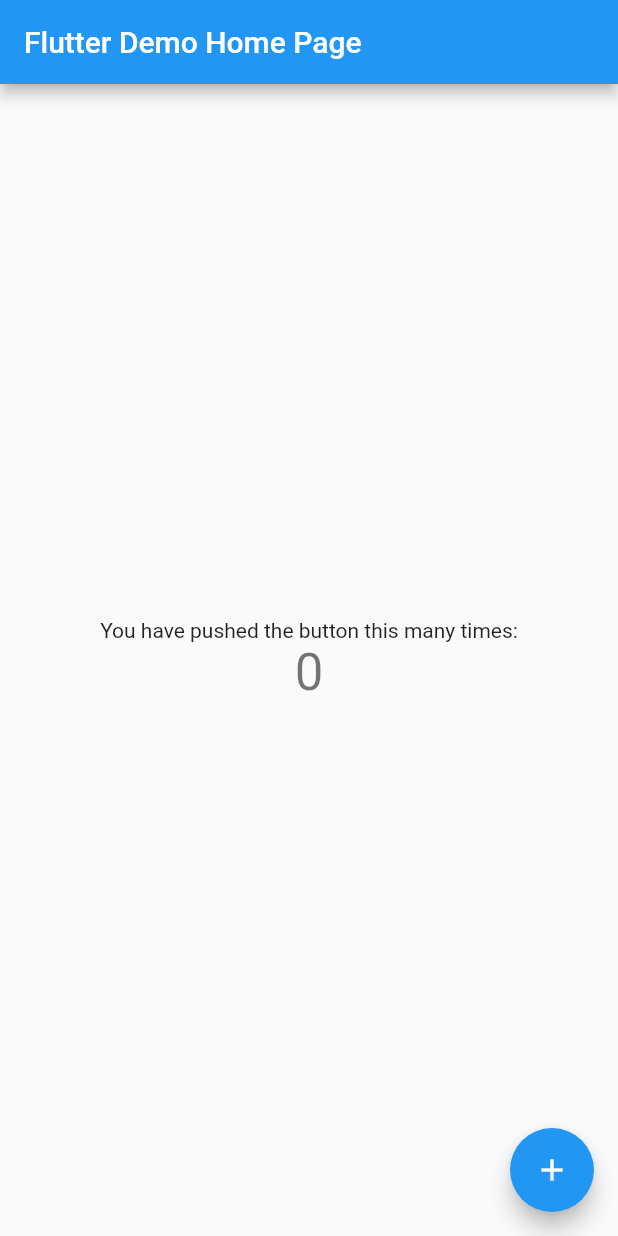
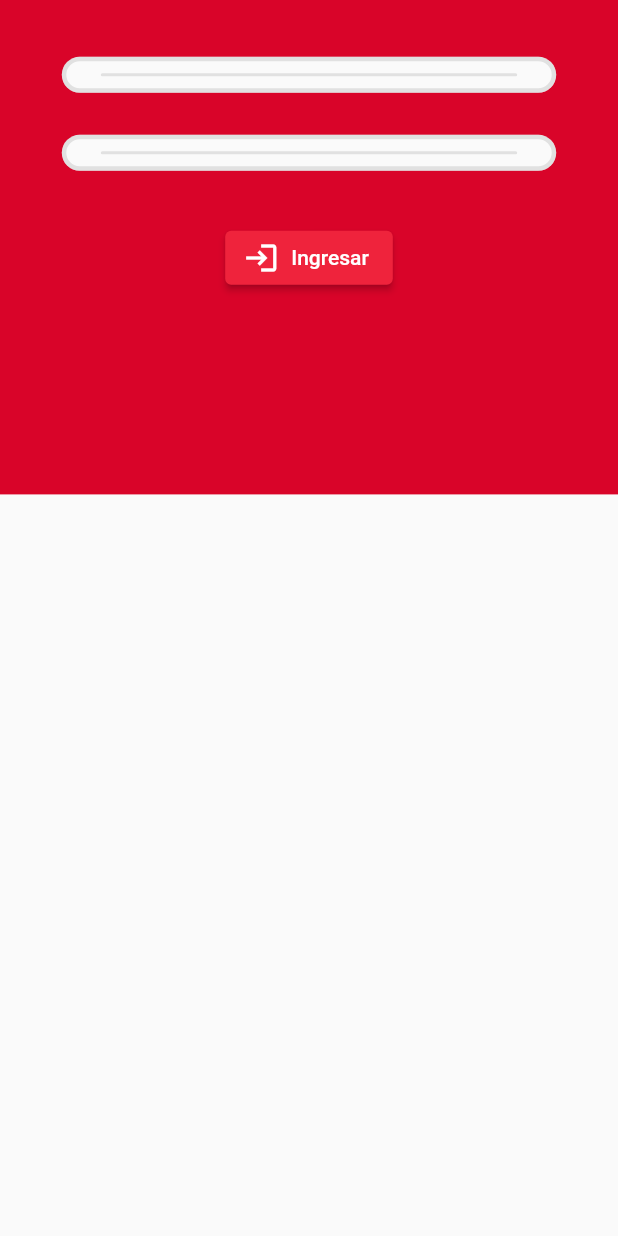
Before and after one commit to fausto1andino/lchat, a Flutter app: the screen it shows after launch, on a phone screen of 412 x 824 dp. Run offline on Flutter 3.47's test engine with Material 2 defaults, Android fonts, the phone set to English and light mode, and no system bars; our stand-ins replace file_picker, flutter_chat_types, flutter_chat_ui, flutter_screenutil, image_picker, shared_preferences.

Commit message:
proyetos unidos

```diff
--- a/lib/main.dart
+++ b/lib/main.dart
@@ -1,115 +1,59 @@
 import 'package:flutter/material.dart';
+import 'package:flutter_screenutil/flutter_screenutil.dart';
+import 'package:lchat_rp/src/page/chat_page.dart';
+import 'package:lchat_rp/src/page/login_page.dart';
+import 'package:lchat_rp/src/provider/main_provider.dart';
+import 'package:lchat_rp/src/theme/theme_data.dart';
+import 'package:provider/provider.dart';
 
 void main() {
-  runApp(const MyApp());
+  runApp(
+    MultiProvider(
+      providers: [
+        ChangeNotifierProvider(create: (_) => MainProvider()),
+      ],
+      child: const MyApp(),
+    ),
+  );
 }
 
-class MyApp extends StatelessWidget {
+class MyApp extends StatefulWidget {
   const MyApp({Key? key}) : super(key: key);
 
+  @override
+  State<MyApp> createState() => _MyAppState();
+}
+
+class _MyAppState extends State<MyApp> {
   // This widget is the root of your application.
   @override
   Widget build(BuildContext context) {
-    return MaterialApp(
-      title: 'Flutter Demo',
-      theme: ThemeData(
-        // This is the theme of your application.
-        //
-        // Try running your application with "flutter run". You'll see the
-        // application has a blue toolbar. Then, without quitting the app, try
-        // changing the primarySwatch below to Colors.green and then invoke
-        // "hot reload" (press "r" in the console where you ran "flutter run",
-        // or simply save your changes to "hot reload" in a Flutter IDE).
-        // Notice that the counter didn't reset back to zero; the application
-        // is not restarted.
-        primarySwatch: Colors.blue,
-      ),
-      home: const MyHomePage(title: 'Flutter Demo Home Page'),
-    );
+    final mainProvider = Provider.of<MainProvider>(context);
+    return FutureBuilder<bool>(
+        future: mainProvider.getPreferences(),
+        builder: (context, snapshot) {
+          if (snapshot.hasData) {
+            try {
+              return MaterialApp(
+                  debugShowCheckedModeBanner: false,
+                  title: 'Flutter Demo',
+                  theme: AppTheme.themeData(mainProvider.mode).copyWith(
+                      pageTransitionsTheme: const PageTransitionsTheme(
+                    builders: <TargetPlatform, PageTransitionsBuilder>{
+                      TargetPlatform.android: ZoomPageTransitionsBuilder(),
+                    },
+                  )),
+                  home: mainProvider.token == ""
+                      ? const LoginPage()
+                      : ChatPage(
+                          token: mainProvider.token,
+                        ));
+            } catch (e) {
+              //print(e)
+            }
+          }
+          return const SizedBox.square(
+              dimension: 100.0, child: CircularProgressIndicator());
+        });
   }
 }
-
-class MyHomePage extends StatefulWidget {
-  const MyHomePage({Key? key, required this.title}) : super(key: key);
-
-  // This widget is the home page of your application. It is stateful, meaning
-  // that it has a State object (defined below) that contains fields that affect
-  // how it looks.
-
-  // This class is the configuration for the state. It holds the values (in this
-  // case the title) provided by the parent (in this case the App widget) and
-  // used by the build method of the State. Fields in a Widget subclass are
-  // always marked "final".
-
-  final String title;
-
-  @override
-  State<MyHomePage> createState() => _MyHomePageState();
-}
-
-class _MyHomePageState extends State<MyHomePage> {
-  int _counter = 0;
-
-  void _incrementCounter() {
-    setState(() {
-      // This call to setState tells the Flutter framework that something has
-      // changed in this State, which causes it to rerun the build method below
-      // so that the display can reflect the updated values. If we changed
-      // _counter without calling setState(), then the build method would not be
-      // called again, and so nothing would appear to happen.
-      _counter++;
-    });
-  }
-
-  @override
-  Widget build(BuildContext context) {
-    // This method is rerun every time setState is called, for instance as done
-    // by the _incrementCounter method above.
-    //
-    // The Flutter framework has been optimized to make rerunning build methods
-    // fast, so that you can just rebuild anything that needs updating rather
-    // than having to individually change instances of widgets.
-    return Scaffold(
-      appBar: AppBar(
-        // Here we take the value from the MyHomePage object that was created by
-        // the App.build method, and use it to set our appbar title.
-        title: Text(widget.title),
-      ),
-      body: Center(
-        // Center is a layout widget. It takes a single child and positions it
-        // in the middle of the parent.
-        child: Column(
-          // Column is also a layout widget. It takes a list of children and
-          // arranges them vertically. By default, it sizes itself to fit its
-          // children horizontally, and tries to be as tall as its parent.
-          //
-          // Invoke "debug painting" (press "p" in the console, choose the
-          // "Toggle Debug Paint" action from the Flutter Inspector in Android
-          // Studio, or the "Toggle Debug Paint" command in Visual Studio Code)
-          // to see the wireframe for each widget.
-          //
-          // Column has various properties to control how it sizes itself and
-          // how it positions its children. Here we use mainAxisAlignment to
-          // center the children vertically; the main axis here is the vertical
-          // axis because Columns are vertical (the cross axis would be
-          // horizontal).
-          mainAxisAlignment: MainAxisAlignment.center,
-          children: <Widget>[
-            const Text(
-              'You have pushed the button this many times:',
-            ),
-            Text(
-              '$_counter',
-              style: Theme.of(context).textTheme.headline4,
-            ),
-          ],
-        ),
-      ),
-      floatingActionButton: FloatingActionButton(
-        onPressed: _incrementCounter,
-        tooltip: 'Increment',
-        child: const Icon(Icons.add),
-      ), // This trailing comma makes auto-formatting nicer for build methods.
-    );
-  }
-}
--- /dev/null
+++ b/lib/src/page/login_page.dart
@@ -0,0 +1,115 @@
+import 'package:flutter/services.dart';
+import 'package:flutter/material.dart';
+import 'package:lchat_rp/src/page/chat_page.dart';
+import 'package:provider/provider.dart';
+import 'package:flutter_screenutil/flutter_screenutil.dart';
+import 'package:lchat_rp/src/provider/main_provider.dart';
+
+final TextEditingController _emailController =
+    TextEditingController(); //Contenido de la caja de texto
+final TextEditingController _passwordController = TextEditingController();
+
+class LoginPage extends StatefulWidget {
+  const LoginPage({Key? key}) : super(key: key);
+
+  @override
+  State<LoginPage> createState() => _LoginPageState();
+}
+
+class _LoginPageState extends State<LoginPage> {
+  bool _obscureText = true;
+  String? _token; // Logeo
+  @override
+  Widget build(BuildContext context) {
+    final size = MediaQuery.of(context).size;
+    return SafeArea(
+        child: Scaffold(
+      body: Stack(children: [
+        Container(
+          color: Theme.of(context).primaryColorDark,
+          height: size.height * 0.4,
+        ),
+        SingleChildScrollView(
+            child: Center(
+                child: SizedBox(
+          width: size.width * 0.9,
+          child: Column(mainAxisSize: MainAxisSize.min, children: [
+            SafeArea(child: Container(height: 20.h)),
+            inputDecoration(
+              size,
+              context,
+              TextField(
+                  controller: _emailController,
+                  keyboardType: TextInputType.emailAddress,
+                  decoration: const InputDecoration(
+                      icon: Icon(Icons.email),
+                      hintText: 'usuario@cinema.com',
+                      labelText: 'Correo electrónico')),
+            ),
+            inputDecoration(
+                size,
+                context,
+                TextField(
+                  controller: _passwordController,
+                  keyboardType: TextInputType.visiblePassword,
+                  obscureText: _obscureText,
+                  decoration: InputDecoration(
+                    suffixIcon: IconButton(
+                        onPressed: () {
+                          _obscureText = !_obscureText;
+                          setState(() {});
+                        },
+                        icon: _obscureText
+                            ? const Icon(Icons.visibility)
+                            : const Icon(Icons.visibility_off)),
+                    icon: const Icon(Icons.lock_outline),
+                    labelText: 'Contraseña',
+                  ),
+                )),
+            Padding(
+              padding: const EdgeInsets.symmetric(vertical: 20.0),
+              child: ElevatedButton.icon(
+                  onPressed: () async {
+                    final mainProvider =
+                        Provider.of<MainProvider>(context, listen: false);
+
+                    _token = "usr1";
+                    mainProvider.token = _token!;
+                    await Navigator.push(
+                        context,
+                        MaterialPageRoute(
+                            builder: (context) => ChatPage(token: _token!)));
+                    setState(() {});
+                  },
+                  icon: const Icon(Icons.login),
+                  label: const Text("Ingresar")),
+            ),
+          ]),
+        )))
+      ]),
+    ));
+  }
+
+  Widget inputDecoration(Size size, BuildContext context, Widget textfield) {
+    final sizeinput = MediaQuery.of(context).size;
+    return Container(
+      margin: const EdgeInsets.symmetric(horizontal: 4.0, vertical: 14.0),
+      padding: const EdgeInsets.symmetric(horizontal: 15.0),
+      width: sizeinput.width * .80,
+      decoration: BoxDecoration(
+          color: Theme.of(context).scaffoldBackgroundColor,
+          borderRadius: BorderRadius.circular(25.0),
+          border:
+              Border.all(width: 3.0, color: Theme.of(context).highlightColor)),
+      child: Padding(
+        padding: const EdgeInsets.all(8.0),
+        child: Container(
+            decoration: BoxDecoration(
+                color: Theme.of(context).scaffoldBackgroundColor,
+                borderRadius: BorderRadius.circular(15.0),
+                border: Border.all(
+                    width: 1.0, color: Theme.of(context).highlightColor))),
+      ),
+    );
+  }
+}
--- /dev/null
+++ b/lib/src/provider/main_provider.dart
@@ -0,0 +1,42 @@
+import 'package:flutter/material.dart';
+import 'package:shared_preferences/shared_preferences.dart';
+
+class MainProvider extends ChangeNotifier {
+  bool _mode = false;
+  String _token = "";
+
+  bool get mode {
+    return _mode;
+  }
+
+  set mode(bool value) {
+    _mode = value;
+    notifyListeners();
+  }
+
+  String get token {
+    return _token;
+  }
+
+  set token(String newToken) {
+    updateToken(newToken);
+    _token = newToken;
+    notifyListeners();
+  }
+
+  Future<bool> getPreferences() async {
+    try {
+      SharedPreferences prefs = await SharedPreferences.getInstance();
+      _mode = prefs.getBool("mode") ?? true;
+      _token = prefs.getString("token") ?? "";
+      return true;
+    } catch (e) {
+      return false;
+    }
+  }
+
+  Future<void> updateToken(String token) async {
+    SharedPreferences prefs = await SharedPreferences.getInstance();
+    await prefs.setString("token", token);
+  }
+}
--- /dev/null
+++ b/lib/src/theme/theme_data.dart
@@ -0,0 +1,58 @@
+import 'package:flutter/material.dart';
+
+class AppTheme {
+  static final TextTheme textTheme = TextTheme(
+    headline1: _headLine1,
+    headline2: _headLine2,
+    headline3: _headLine3,
+    headline4: _headLine4,
+    headline5: _headLine5,
+    headline6: _headLine6,
+    bodyText1: _bodyText1,
+    bodyText2: _bodyText2,
+    subtitle1: _subTitle1,
+    subtitle2: _subTitle2,
+    caption: _caption,
+  );
+
+  static const TextStyle _headLine1 =
+      TextStyle(fontFamily: 'Raleway', fontWeight: FontWeight.bold);
+
+  static final TextStyle _headLine2 = _headLine1.copyWith();
+  static final TextStyle _headLine3 = _headLine2.copyWith();
+  static final TextStyle _headLine4 = _headLine3.copyWith();
+  static final TextStyle _headLine5 = _headLine4.copyWith();
+  static final TextStyle _headLine6 =
+      _headLine5.copyWith(fontFamily: 'Akrobat');
+  static final TextStyle _subTitle1 = _headLine6.copyWith();
+  static final TextStyle _subTitle2 = _subTitle1.copyWith();
+  static final TextStyle _bodyText1 = _subTitle2.copyWith();
+  static final TextStyle _bodyText2 = _bodyText1.copyWith();
+  static final TextStyle _caption = _bodyText2.copyWith();
+
+  static ThemeData themeData(bool ligthMode) {
+    return ThemeData(
+        primaryColor: const Color.fromRGBO(239, 35, 60, 1),
+        primaryColorDark: const Color.fromRGBO(217, 4, 41, 1),
+        primaryColorLight: const Color.fromRGBO(255, 0, 110, 1),
+        tabBarTheme: TabBarTheme(
+            unselectedLabelColor: Colors.grey,
+            labelColor:
+                ligthMode ? const Color.fromRGBO(217, 4, 41, 1) : Colors.white),
+        colorScheme: ColorScheme(
+            primary: const Color.fromRGBO(239, 35, 60, 1),
+            primaryVariant: const Color.fromRGBO(217, 4, 41, 1),
+            secondary: const Color.fromRGBO(249, 65, 68, 1),
+            secondaryVariant: const Color.fromRGBO(249, 45, 8, 1),
+            surface: Colors.white,
+            background: Colors.grey,
+            error: Colors.red,
+            onPrimary: Colors.white,
+            onSecondary: const Color.fromRGBO(43, 45, 66, 1),
+            onSurface: const Color.fromRGBO(43, 45, 66, 1),
+            onBackground: const Color.fromRGBO(43, 45, 66, 1),
+            onError: Colors.white,
+            brightness: ligthMode ? Brightness.light : Brightness.dark),
+        textTheme: textTheme);
+  }
+}
```
Also changed, not shown: lib/src/page/chat_page.dart (added, +244 -0 lines), pubspec.yaml (+14 -2 lines), pubspec.lock, 71 other files.
